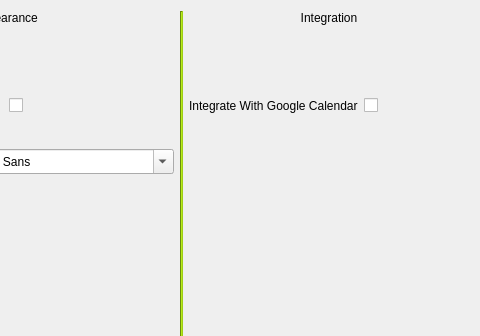
This is designs/xml/settings_tab.ui in daniel-deru/WorkMate-3.0 as Qt 5 draws it before an edit; both pictures show x 469 to 949 and y 0 to 336 of the 949 by 618 pixel window. The edited form follows.
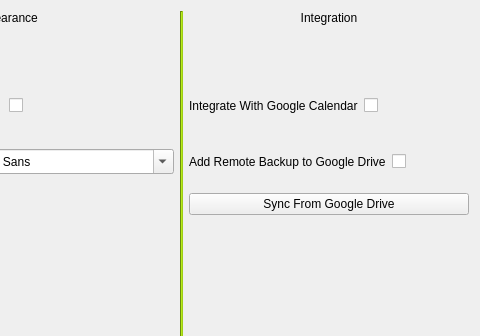
This is the edited form.

Diff of the .ui file:
```diff
--- a/designs/xml/settings_tab.ui
+++ b/designs/xml/settings_tab.ui
@@ -485,6 +485,44 @@
        </item>
       </layout>
      </item>
+     <item>
+      <layout class="QHBoxLayout" name="horizontalLayout_8">
+       <item>
+        <widget class="QLabel" name="lbl_google_drive">
+         <property name="minimumSize">
+          <size>
+           <width>0</width>
+           <height>50</height>
+          </size>
+         </property>
+         <property name="text">
+          <string>Add Remote Backup to Google Drive</string>
+         </property>
+        </widget>
+       </item>
+       <item>
+        <widget class="QCheckBox" name="chk_google_drive">
+         <property name="cursor">
+          <cursorShape>PointingHandCursor</cursorShape>
+         </property>
+         <property name="text">
+          <string/>
+         </property>
+        </widget>
+       </item>
+      </layout>
+     </item>
+     <item>
+      <layout class="QHBoxLayout" name="horizontalLayout_9">
+       <item>
+        <widget class="QPushButton" name="btn_google_drive_sync">
+         <property name="text">
+          <string>Sync From Google Drive</string>
+         </property>
+        </widget>
+       </item>
+      </layout>
+     </item>
      <item>
       <spacer name="verticalSpacer_2">
        <property name="orientation">
```
